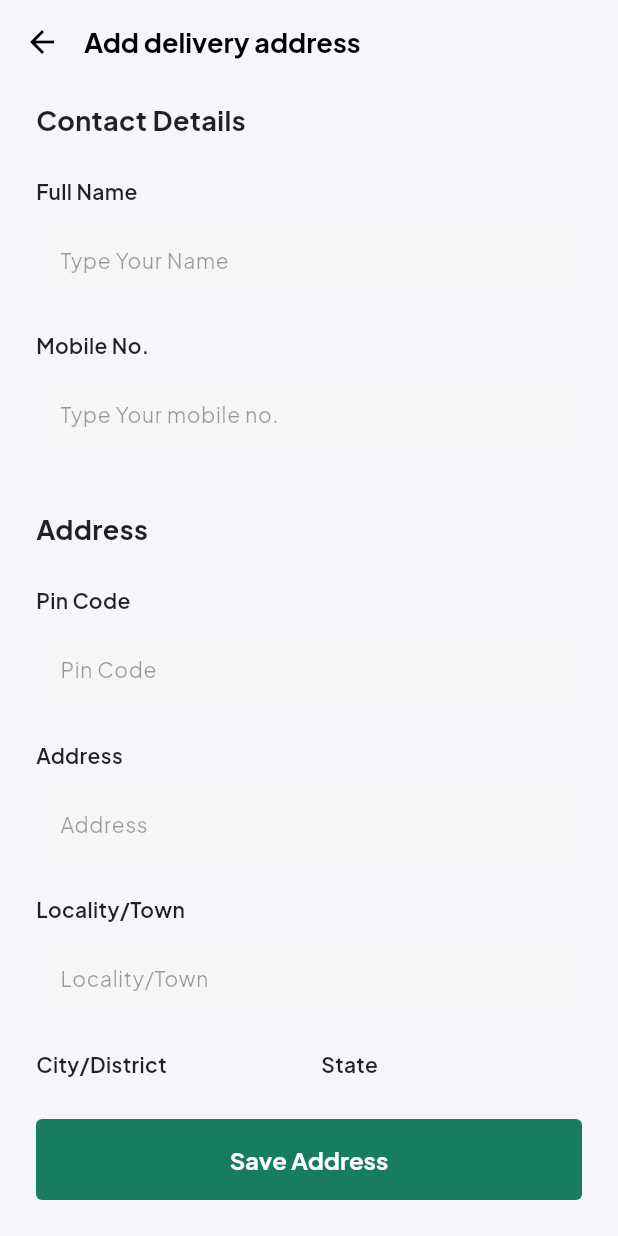
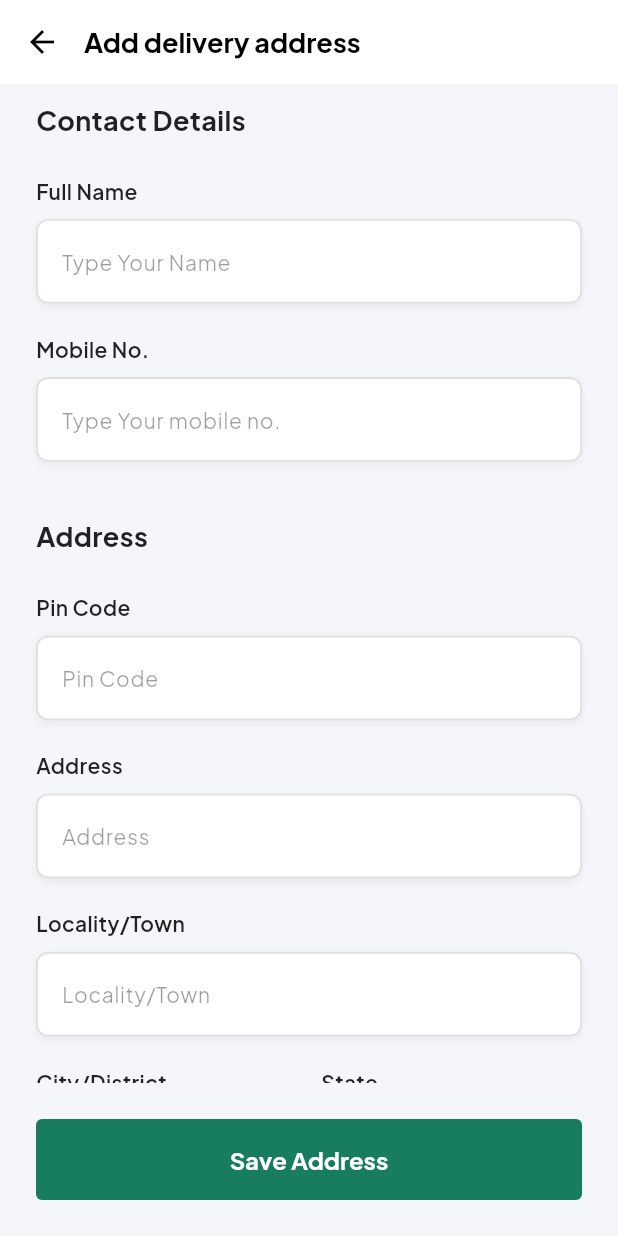
Before and after one commit to Aldikurniawan19/responsiKel6, a Flutter app: the AddAddressScreen screen opened directly, on a phone screen of 412 x 824 dp. Run offline on Flutter 3.47's test engine with Material 3 defaults, Android fonts, the phone set to English and light mode, and no system bars; our stand-ins replace google_fonts.

```diff
--- a/lib/features/profile/screens/add_address.dart
+++ b/lib/features/profile/screens/add_address.dart
@@ -47,8 +47,8 @@ class _AddAddressScreenState extends State<AddAddressScreen> {
           : AppColors.lightBackground,
       appBar: AppBar(
         backgroundColor: isDark
-            ? AppColors.darkBackground
-            : AppColors.lightBackground, // Menyatu dengan background body
+            ? AppColors.darkCardBackground
+            : Colors.white, // Menyatu dengan background body
         elevation: 0,
         centerTitle: false, // Judul rata kiri mengikuti desain gambar
         titleSpacing: 0,
@@ -205,19 +205,28 @@ class _AddAddressScreenState extends State<AddAddressScreen> {
 
   Widget _input(TextEditingController c, String hint, bool isDark) {
     return Container(
-      margin: const EdgeInsets.only(
-        top: 8,
-        bottom: 20,
-      ), // Memberi jarak antara input dan label berikutnya
+      margin: const EdgeInsets.only(top: 8, bottom: 20),
       decoration: BoxDecoration(
-        // Warna isi kolom input (Lebih terang sedikit dari background utama)
-        color: isDark ? const Color(0xFF1C1E2D) : const Color(0xFFF5F6F8),
-        borderRadius: BorderRadius.circular(6),
+        color: isDark ? const Color(0xFF1C1E2D) : Colors.white,
+        borderRadius: BorderRadius.circular(8),
+        border: Border.all(
+          color: isDark ? AppColors.darkInputBorder : Colors.grey.shade300,
+          width: 1.2,
+        ),
+        boxShadow: isDark
+            ? []
+            : [
+                BoxShadow(
+                  color: Colors.black.withOpacity(0.05),
+                  blurRadius: 4,
+                  offset: const Offset(0, 2),
+                ),
+              ],
       ),
       child: TextField(
         controller: c,
         style: TextStyle(
-          color: isDark ? Colors.white : Colors.black,
+          color: isDark ? Colors.white : Colors.black87,
           fontSize: 15,
         ),
         decoration: InputDecoration(
@@ -226,7 +235,7 @@ class _AddAddressScreenState extends State<AddAddressScreen> {
             color: isDark ? Colors.white38 : Colors.black38,
             fontSize: 14,
           ),
-          border: InputBorder.none, // Menghilangkan garis tepi (border)
+          border: InputBorder.none,
           contentPadding: const EdgeInsets.symmetric(
             horizontal: 16,
             vertical: 16,
```
